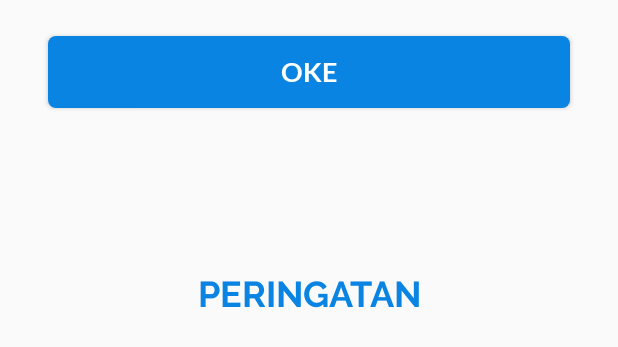
After one commit to hattamaulana/smart-resto-android, an Android app: the layout dialog_alert_one_button.xml on its own in the app's theme, with its tools: preview values and no code run, on a phone screen of 412 x 824 dp. The commit adds this screen. Shown: the top 347 px of the screen. Run offline under Robolectric (Android 15) with nearby library versions, the phone set to English and light mode, and no system bars.

Commit message:
update dialog

```diff
--- /dev/null
+++ b/app/src/main/res/drawable/button_radius_5dp.xml
@@ -0,0 +1,18 @@
+<?xml version="1.0" encoding="utf-8"?><!--
+  ~ Copyright (c) 2019.
+  ~
+  ~ Author: Mahatta Maulana
+  ~ Github: https://github.com/hattamaulana
+  ~
+  ~ Last Modified at 9/25/19 11:50 PM
+  -->
+
+<shape xmlns:android="http://schemas.android.com/apk/res/android"
+    android:shape="rectangle">
+    <corners
+        android:bottomLeftRadius="5dp"
+        android:bottomRightRadius="5dp"
+        android:topLeftRadius="5dp"
+        android:topRightRadius="5dp" />
+    <solid android:color="@color/mainColor" />
+</shape>
--- /dev/null
+++ b/app/src/main/res/layout/dialog_alert_one_button.xml
@@ -0,0 +1,48 @@
+<?xml version="1.0" encoding="utf-8"?><!--
+  ~ Copyright (c) 2019.
+  ~
+  ~ Author: Mahatta Maulana
+  ~ Github: https://github.com/hattamaulana
+  ~
+  ~ Last Modified at 9/25/19 11:50 PM
+  -->
+
+<LinearLayout xmlns:android="http://schemas.android.com/apk/res/android"
+    android:layout_width="match_parent"
+    android:layout_height="wrap_content"
+    android:orientation="vertical">
+
+    <Button
+        android:layout_width="match_parent"
+        android:layout_height="wrap_content"
+        android:layout_marginStart="32dp"
+        android:layout_marginTop="24dp"
+        android:layout_marginEnd="32dp"
+        android:layout_marginBottom="32dp"
+        android:background="@drawable/button_radius_5dp"
+        android:fontFamily="@font/lato_bold"
+        android:text="@string/txtOkDialog"
+        android:textColor="@android:color/white"
+        android:textSize="18sp" />
+
+    <TextView
+        android:layout_width="match_parent"
+        android:layout_height="wrap_content"
+        android:layout_marginStart="32dp"
+        android:layout_marginTop="24dp"
+        android:layout_marginEnd="32dp"
+        android:fontFamily="@font/roboto_reguler"
+        android:textSize="16sp" />
+
+    <TextView
+        android:id="@+id/dialogTitle"
+        android:layout_width="match_parent"
+        android:layout_height="wrap_content"
+        android:layout_marginTop="32dp"
+        android:fontFamily="@font/raleway_bold"
+        android:text="@string/lblTitleDialog"
+        android:textAlignment="center"
+        android:textAllCaps="true"
+        android:textColor="@color/mainColor"
+        android:textSize="24sp" />
+</LinearLayout>
--- a/app/src/main/res/values/strings.xml
+++ b/app/src/main/res/values/strings.xml
@@ -4,7 +4,7 @@
   ~ Author: Mahatta Maulana
   ~ Github: https://github.com/hattamaulana
   ~
-  ~ Last Modified at 9/20/19 11:15 PM
+  ~ Last Modified at 9/25/19 11:46 PM
   -->
 
 <resources>
@@ -18,4 +18,8 @@
     <string name="txtTotal">Total</string>
     <string name="txtCheckout">Checkout</string>
     <string name="txtPayment">Pembayaran</string>
+    <string name="txtNegativeButton">Tidak</string>
+    <string name="txtPositiveButton">Ya</string>
+    <string name="lblTitleDialog">Peringatan</string>
+    <string name="txtOkDialog">OKE</string>
 </resources>
```
Also changed, not shown: app/src/main/java/id/ac/polinema/seameo/ecanteen/view/fragment/ScannerFragment.kt (+19 -25 lines), app/src/main/java/id/ac/polinema/seameo/ecanteen/view/utils/window.kt (+37 -12 lines), app/src/main/res/layout/dialog_alert_two_button.xml (added, +71 -0 lines), app/src/main/res/font/roboto_reguler.ttf (added), app/src/main/res/font/roboto_thin.ttf (deleted).
